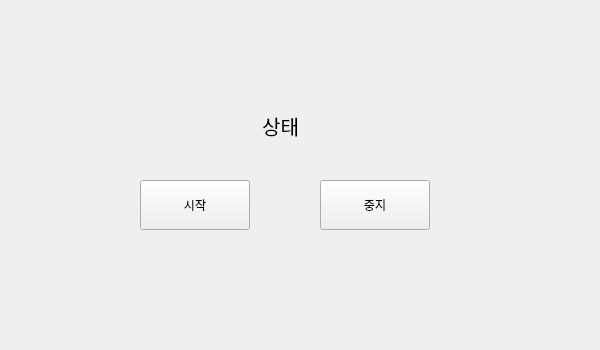
First picture: the form in day06/testApp.ui, repository guswlrla/basic-python-2024, before the edit.
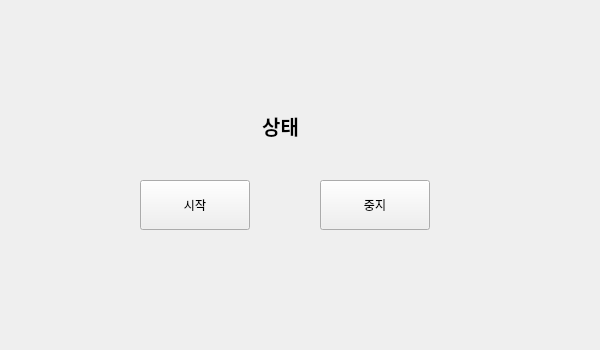
Second picture: the form after the edit.

```diff
--- a/day06/testApp.ui
+++ b/day06/testApp.ui
@@ -30,10 +30,10 @@
    </property>
    <property name="font">
     <font>
-     <family>맑은 고딕 Semilight</family>
+     <family>맑은 고딕</family>
      <pointsize>15</pointsize>
-     <weight>50</weight>
-     <bold>false</bold>
+     <weight>75</weight>
+     <bold>true</bold>
     </font>
    </property>
    <property name="text">
```
